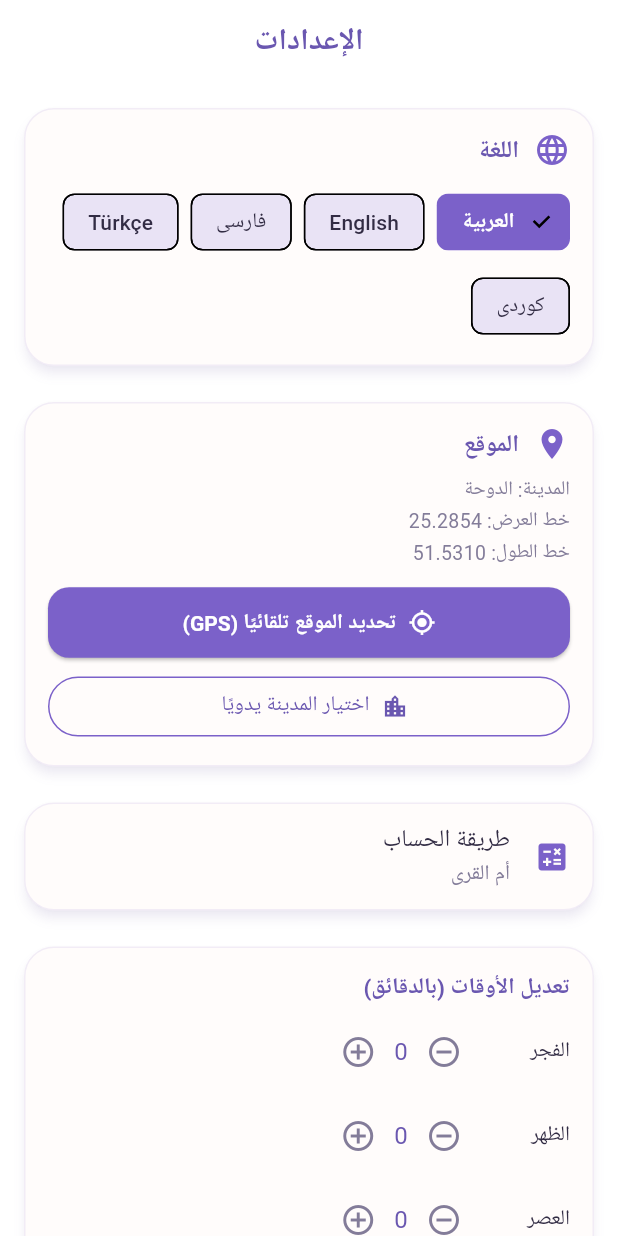
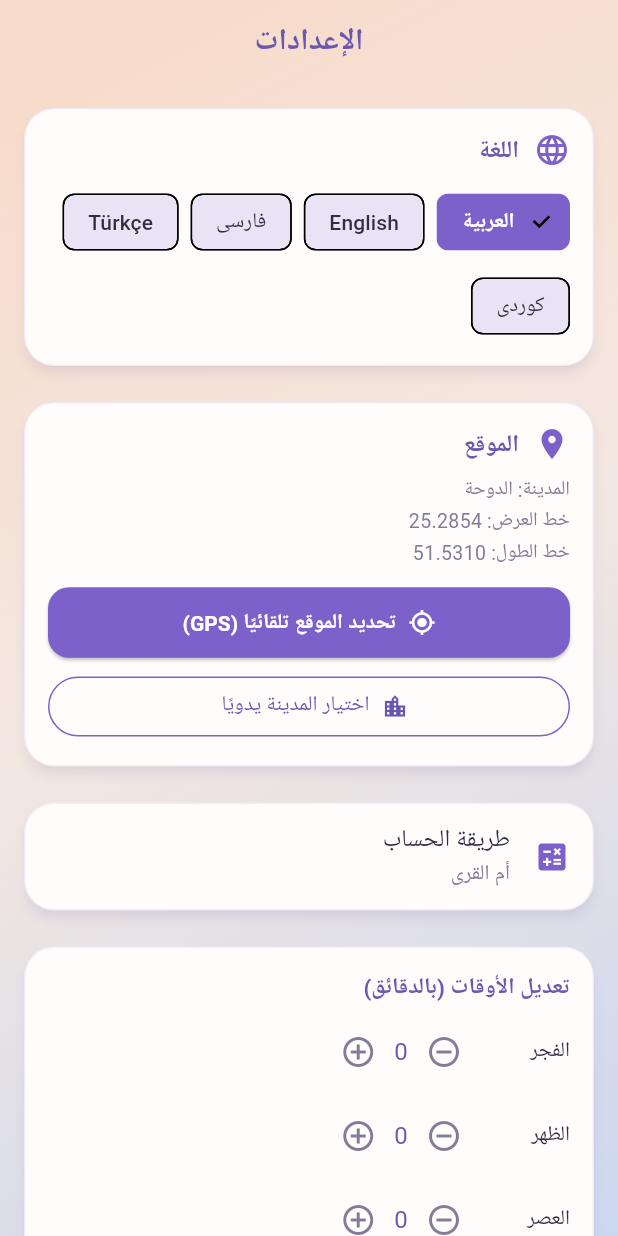
Before and after one commit to abadyalhafi-dev/fajr-app, a Flutter app: the SettingsScreen screen opened directly, after a tap on "العربية", on a phone screen of 412 x 824 dp. Run offline on Flutter 3.47's test engine with Material 3 defaults, Android fonts, the phone set to English and light mode, and no system bars; our stand-ins replace adhan, file_picker, flutter_compass, geolocator, google_fonts, hijri and 3 more; missing offline and left inert: alarm; accounts and stored records are empty; Roboto replaces fonts that are missing (Tajawal).

Commit message:
Add files via upload

```diff
--- a/lib/main.dart
+++ b/lib/main.dart
@@ -165,7 +165,12 @@ class _FajrAppState extends State<FajrApp> {
             return Directionality(
               textDirection:
                   isRtlLang(lang) ? TextDirection.rtl : TextDirection.ltr,
-              child: child!,
+              child: Container(
+                decoration: const BoxDecoration(
+                  gradient: AppTheme.backgroundGradient,
+                ),
+                child: child!,
+              ),
             );
           },
           home: const MainNavigation(),
```
